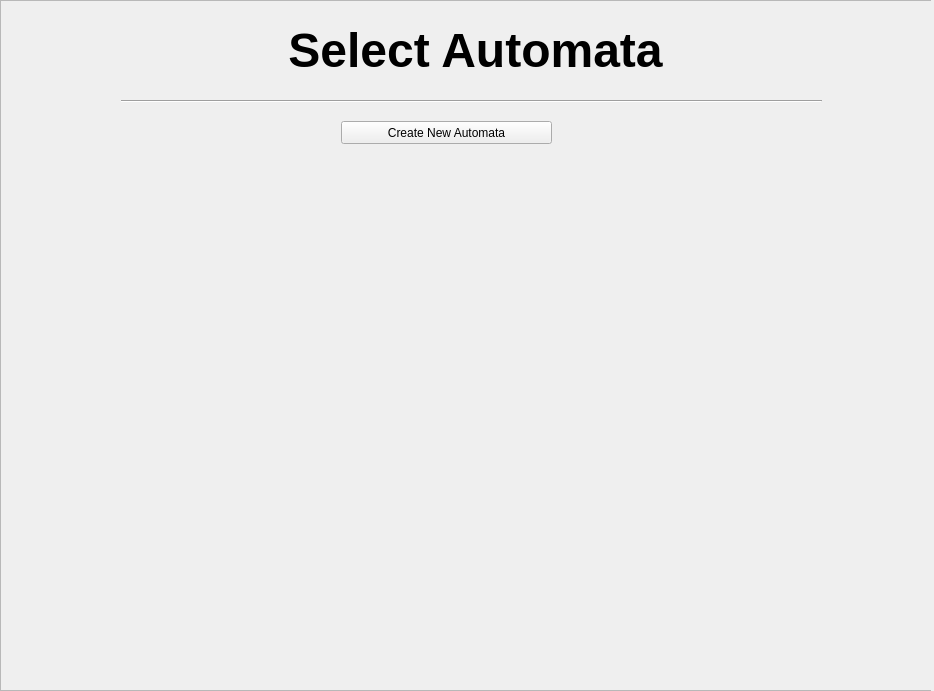
This is ui/intro.ui in Achu-Worifung/quickMove as Qt 5 draws it before an edit. The edited form follows.
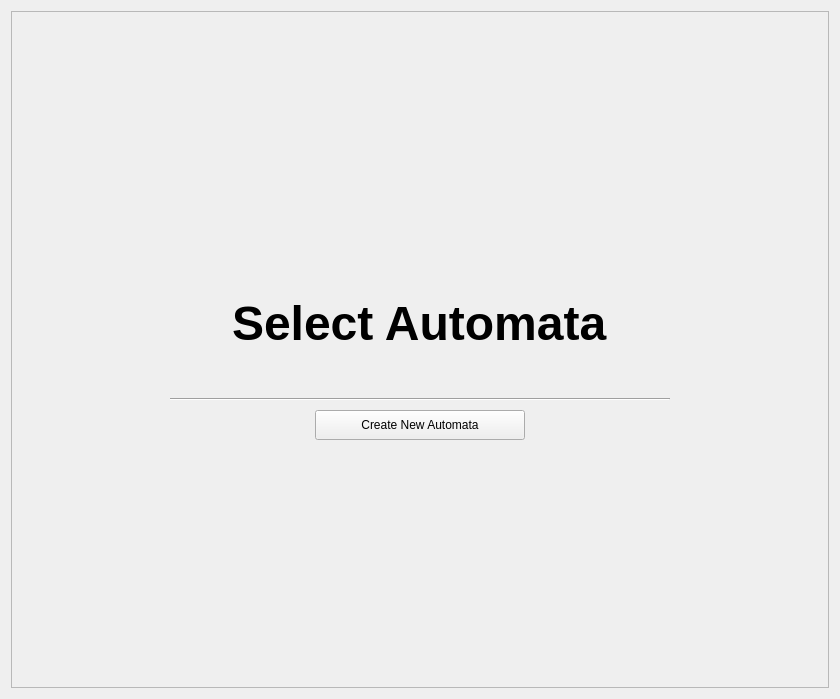
This is the edited form.

Commit message: displaying edit pane

```diff
--- a/ui/intro.ui
+++ b/ui/intro.ui
@@ -6,116 +6,135 @@
    <rect>
     <x>0</x>
     <y>0</y>
-    <width>934</width>
-    <height>691</height>
+    <width>840</width>
+    <height>699</height>
    </rect>
   </property>
   <property name="windowTitle">
    <string>Form</string>
   </property>
-  <widget class="QGroupBox" name="main">
-   <property name="geometry">
-    <rect>
-     <x>0</x>
-     <y>0</y>
-     <width>931</width>
-     <height>691</height>
-    </rect>
+  <property name="styleSheet">
+   <string notr="true">#modify_button
+{
+
+background-color: red;
+    border-style: outset;
+    border-width: 2px;
+    border-radius: 15px;
+    border-color: black;
+    padding: 4px;
+font:20px
+}</string>
+  </property>
+  <layout class="QGridLayout" name="gridLayout">
+   <property name="sizeConstraint">
+    <enum>QLayout::SetDefaultConstraint</enum>
    </property>
-   <property name="title">
-    <string>GroupBox</string>
-   </property>
-   <widget class="QScrollArea" name="scrollArea">
-    <property name="geometry">
-     <rect>
-      <x>0</x>
-      <y>0</y>
-      <width>941</width>
-      <height>691</height>
-     </rect>
-    </property>
-    <property name="widgetResizable">
-     <bool>true</bool>
-    </property>
-    <widget class="QWidget" name="scrollWidget_2">
-     <property name="geometry">
-      <rect>
-       <x>0</x>
-       <y>0</y>
-       <width>939</width>
-       <height>689</height>
-      </rect>
+   <item row="0" column="0">
+    <widget class="QScrollArea" name="scrollArea">
+     <property name="widgetResizable">
+      <bool>true</bool>
      </property>
-     <widget class="QWidget" name="verticalLayoutWidget_2">
+     <property name="alignment">
+      <set>Qt::AlignHCenter|Qt::AlignTop</set>
+     </property>
+     <widget class="QWidget" name="scrollPane">
       <property name="geometry">
        <rect>
-        <x>100</x>
-        <y>160</y>
-        <width>721</width>
-        <height>521</height>
+        <x>0</x>
+        <y>0</y>
+        <width>820</width>
+        <height>679</height>
        </rect>
       </property>
-      <layout class="QVBoxLayout" name="datapane_2">
-       <property name="leftMargin">
-        <number>20</number>
+      <layout class="QVBoxLayout" name="verticalLayout_2">
+       <property name="sizeConstraint">
+        <enum>QLayout::SetDefaultConstraint</enum>
        </property>
-       <property name="rightMargin">
-        <number>20</number>
-       </property>
+       <item>
+        <widget class="QWidget" name="widget" native="true">
+         <property name="maximumSize">
+          <size>
+           <width>16777215</width>
+           <height>200</height>
+          </size>
+         </property>
+         <property name="styleSheet">
+          <string notr="true">#widget 
+{
+layoutAlignment: AlignCenter;
+}</string>
+         </property>
+         <layout class="QGridLayout" name="gridLayout_3">
+          <item row="0" column="0" alignment="Qt::AlignHCenter">
+           <widget class="QLabel" name="label">
+            <property name="font">
+             <font>
+              <pointsize>36</pointsize>
+              <weight>75</weight>
+              <bold>true</bold>
+             </font>
+            </property>
+            <property name="text">
+             <string>Select Automata</string>
+            </property>
+           </widget>
+          </item>
+          <item row="2" column="0" alignment="Qt::AlignHCenter">
+           <widget class="Line" name="line">
+            <property name="minimumSize">
+             <size>
+              <width>500</width>
+              <height>10</height>
+             </size>
+            </property>
+            <property name="orientation">
+             <enum>Qt::Horizontal</enum>
+            </property>
+           </widget>
+          </item>
+          <item row="4" column="0" alignment="Qt::AlignHCenter">
+           <widget class="QPushButton" name="create_auto">
+            <property name="minimumSize">
+             <size>
+              <width>210</width>
+              <height>30</height>
+             </size>
+            </property>
+            <property name="maximumSize">
+             <size>
+              <width>150</width>
+              <height>16777215</height>
+             </size>
+            </property>
+            <property name="styleSheet">
+             <string notr="true">#pushButton
+{
+background-color: red;
+    border-style: outset;
+    border-width: 2px;
+    border-radius: 15px;
+    border-color: black;
+    padding: 4px;
+font:20px
+}</string>
+            </property>
+            <property name="text">
+             <string>Create New Automata</string>
+            </property>
+           </widget>
+          </item>
+         </layout>
+        </widget>
+       </item>
+       <item>
+        <layout class="QVBoxLayout" name="verticalLayout"/>
+       </item>
       </layout>
      </widget>
-     <widget class="Line" name="line">
-      <property name="geometry">
-       <rect>
-        <x>120</x>
-        <y>90</y>
-        <width>701</width>
-        <height>20</height>
-       </rect>
-      </property>
-      <property name="orientation">
-       <enum>Qt::Horizontal</enum>
-      </property>
-     </widget>
-     <widget class="QPushButton" name="pushButton">
-      <property name="geometry">
-       <rect>
-        <x>340</x>
-        <y>120</y>
-        <width>211</width>
-        <height>23</height>
-       </rect>
-      </property>
-      <property name="text">
-       <string>Create New Automata</string>
-      </property>
-     </widget>
     </widget>
-   </widget>
-   <widget class="QLabel" name="label">
-    <property name="geometry">
-     <rect>
-      <x>10</x>
-      <y>10</y>
-      <width>931</width>
-      <height>81</height>
-     </rect>
-    </property>
-    <property name="font">
-     <font>
-      <pointsize>36</pointsize>
-      <weight>75</weight>
-      <bold>true</bold>
-     </font>
-    </property>
-    <property name="text">
-     <string>Select Automata</string>
-    </property>
-    <property name="alignment">
-     <set>Qt::AlignCenter</set>
-    </property>
-   </widget>
-  </widget>
+   </item>
+  </layout>
  </widget>
  <resources/>
  <connections/>
```
Left out of the diff: 6 changed lines with no effect on the pictures. The commit also changes 6 other files.
